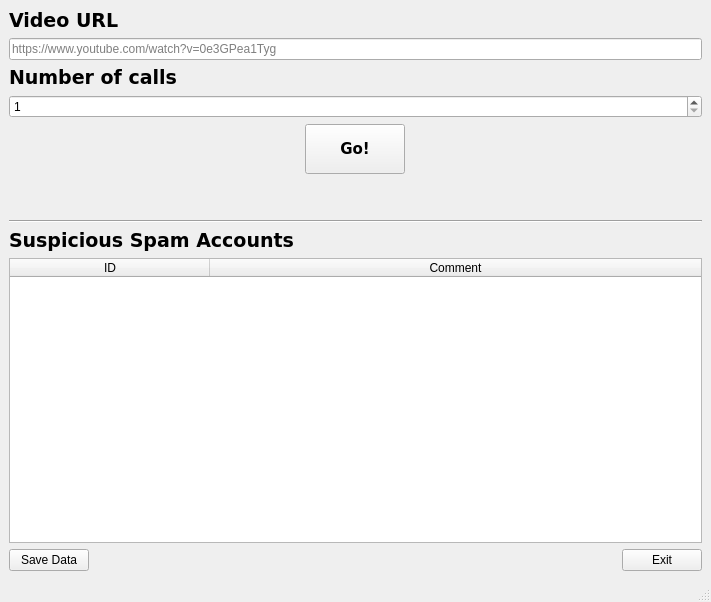
Qt form ui/main.ui (Pristzilla/HackUPCTeamRocket) before a commit.
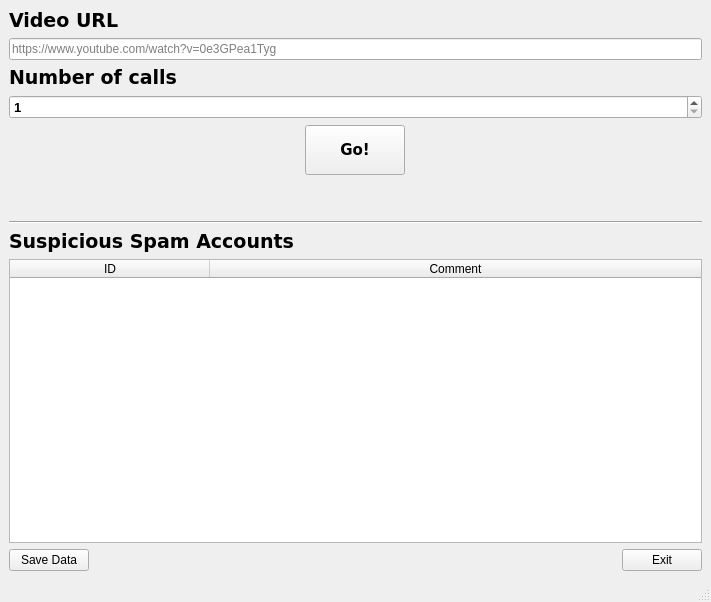
The same form after that commit.

```diff
--- a/ui/main.ui
+++ b/ui/main.ui
@@ -59,6 +59,13 @@
       </item>
       <item>
        <widget class="QSpinBox" name="spinBox">
+        <property name="font">
+         <font>
+          <pointsize>10</pointsize>
+          <weight>75</weight>
+          <bold>true</bold>
+         </font>
+        </property>
         <property name="minimum">
          <number>1</number>
         </property>
```
